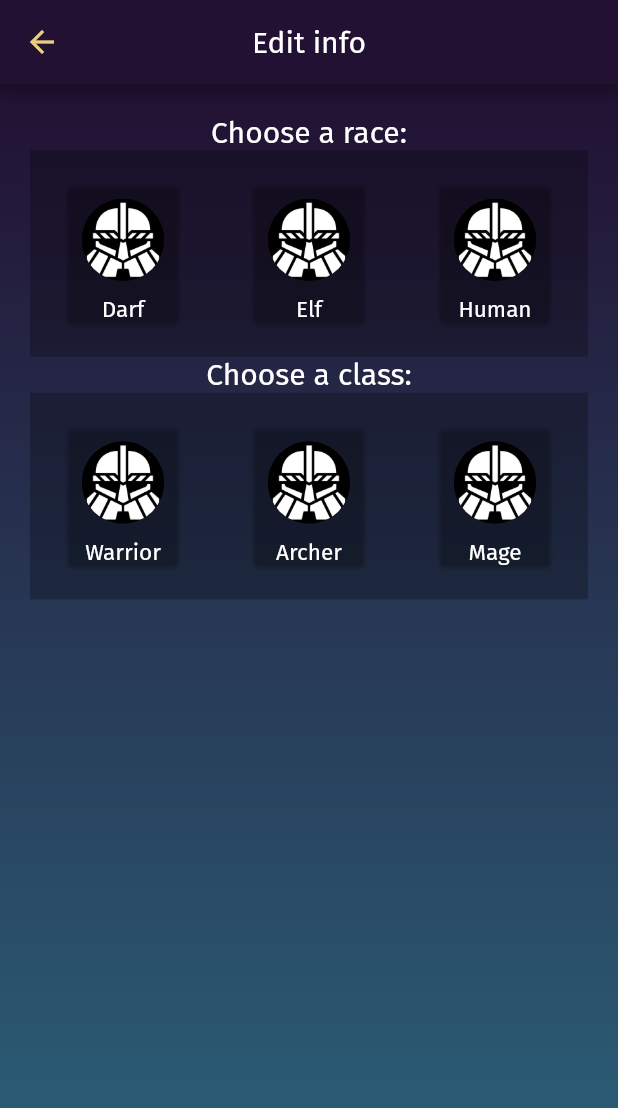
After one commit to jonataasgoomes/rpg_assist, a Flutter app: the EditPlayerView screen opened directly, on a phone screen of 412 x 824 dp. The commit adds this screen. Shown: the top 1108 px of the screen. Run offline on Flutter 3.47's test engine with Material 2 defaults, Android fonts, the light colour scheme and no system bars; our stand-ins replace cloud_firestore, firebase_auth, flare_flutter, font_awesome_flutter, google_sign_in, numberpicker and 2 more; accounts and stored records are empty.

Commit message:
Edit player - Iniciado
Alguns ajustes em outras views

```diff
--- a/lib/models/adventure_model.dart
+++ b/lib/models/adventure_model.dart
@@ -1,6 +1,8 @@
 import 'dart:math';
 import 'package:cloud_firestore/cloud_firestore.dart';
 import 'package:flutter/material.dart';
+import 'package:page_transition/page_transition.dart';
+import 'package:rpg_assist_app/screens/adventure/tabs/player/edit_player_view.dart';
 import 'package:rpg_assist_app/widgets/popup_menu.dart';
 import 'package:scoped_model/scoped_model.dart';
 
@@ -32,6 +34,9 @@ class AdventureModel extends Model {
 
   void choiceActionAdventure(String choice, adventureId, playerId, userId, masterId, BuildContext context) {
     if (choice == PopupMenuPlayer.EditPlayer) {
+
+      Navigator.push(context, PageTransition(type: PageTransitionType.downToUp, child: EditPlayerView()));
+
       print("editar player");
     } else if (choice == PopupMenuPlayer.Leave) {
       print("Sair da aventura: $adventureId, o player: $playerId");
--- /dev/null
+++ b/lib/screens/adventure/tabs/player/edit_player_view.dart
@@ -0,0 +1,172 @@
+import 'package:flutter/material.dart';
+
+class EditPlayerView extends StatefulWidget {
+  @override
+  _EditPlayerViewState createState() => _EditPlayerViewState();
+}
+
+class _EditPlayerViewState extends State<EditPlayerView> {
+  int _selectedItemRace, _selectedItemClass;
+  List<String> _race = ["Darf","Elf","Human"];
+  List<String> _class = ["Warrior","Archer","Mage"];
+
+  @override
+  Widget build(BuildContext context) {
+    return Scaffold(
+      appBar: AppBar(
+        title: Text("Edit info"),
+        centerTitle: true,
+      ),
+      body: Stack(
+        children: <Widget>[
+          Container(
+            decoration: BoxDecoration(
+              gradient: LinearGradient(
+                colors: [
+                  Color.fromARGB(255, 34, 17, 51),
+                  Color.fromARGB(255, 44, 100, 124),
+                ],
+                begin: Alignment.topCenter,
+                end: Alignment.bottomCenter,
+              ),
+            ),
+          ),
+          Container(
+            margin: EdgeInsets.all(20),
+            child: Column(
+              children: <Widget>[
+                Text("Choose a race:",
+                    style: TextStyle(fontSize: 20, color: Colors.white)),
+                Container(
+                  color: Colors.black26,
+                  child: GridView.count(
+                    childAspectRatio: 0.9,
+                    shrinkWrap: true,
+                    padding: EdgeInsets.all(0),
+                    crossAxisCount: 3,
+                    children: List.generate(
+                      3,
+                      (index) {
+                        return Center(
+                          child: Card(
+                            color: Colors.transparent,
+                            child: InkWell(
+                              splashColor: Color.fromARGB(
+                                  255, 6, 223, 176),
+                              onTap: () {
+                                setState(() {
+                                  _selectedItemRace = index;
+                                });
+                                print(_selectedItemRace);
+                              },
+                              child: Column(
+                                mainAxisSize: MainAxisSize.min,
+                                children: <Widget>[
+                                  Container(
+                                    margin: EdgeInsets.all(5),
+                                    decoration: BoxDecoration(
+                                        shape: BoxShape.circle,
+                                        color: _selectedItemRace == index
+                                            ? Color.fromARGB(
+                                            255, 6, 223, 176)
+                                            : Colors.transparent),
+                                    child: Container(
+                                      margin: EdgeInsets.all(5),
+                                      height: 55,
+                                      width: 55,
+                                      decoration: BoxDecoration(
+                                        shape: BoxShape.circle,
+                                        image: DecorationImage(
+                                          fit: BoxFit.fill,
+                                          image: AssetImage("images/dwarf-helmet.png"),
+                                        ),
+                                      ),
+                                    ),
+                                  ),
+                                  Text(_race[index],
+                                      textAlign: TextAlign.center,
+                                      style: TextStyle(fontSize: 15, color:  _selectedItemRace == index
+                                          ? Color.fromARGB(
+                                          255, 6, 223, 176)
+                                          : Colors.white,)),
+                                ],
+                              ),
+                            ),
+                          ),
+                        );
+                      },
+                    ),
+                  ),
+                ),
+                Text("Choose a class:",
+                    style: TextStyle(fontSize: 20, color: Colors.white)),
+                Container(
+                  color: Colors.black26,
+                  child: GridView.count(
+                    childAspectRatio: 0.9,
+                    shrinkWrap: true,
+                    padding: EdgeInsets.all(0),
+                    crossAxisCount: 3,
+                    children: List.generate(
+                      3,
+                          (index) {
+                        return Center(
+                          child: Container(
+                            child: Card(
+                              color: Colors.transparent,
+                              child: InkWell(
+                                splashColor: Color.fromARGB(255, 234, 205, 125),
+                                onTap: () {
+                                  setState(() {
+                                    _selectedItemClass = index;
+                                  });
+                                  print(_selectedItemClass);
+                                },
+                                child: Column(
+                                  mainAxisSize: MainAxisSize.min,
+                                  children: <Widget>[
+                                    Container(
+                                      margin: EdgeInsets.all(5),
+                                      decoration: BoxDecoration(
+                                          shape: BoxShape.circle,
+                                          color: _selectedItemClass == index
+                                              ? Color.fromARGB(255, 234, 205, 125)
+                                              : Colors.transparent),
+                                      child: Container(
+                                        margin: EdgeInsets.all(5),
+                                        height: 55,
+                                        width: 55,
+                                        decoration: BoxDecoration(
+                                          shape: BoxShape.circle,
+                                          image: DecorationImage(
+                                            fit: BoxFit.fill,
+                                            image: AssetImage("images/dwarf-helmet.png"),
+                                          ),
+                                        ),
+                                      ),
+                                    ),
+                                    Container(
+                                      child: Text(_class[index],
+                                          textAlign: TextAlign.center,
+                                          style: TextStyle(fontSize: 15, color: _selectedItemClass == index
+                                              ? Color.fromARGB(255, 234, 205, 125)
+                                              : Colors.white)),
+                                    ),
+                                  ],
+                                ),
+                              ),
+                            ),
+                          ),
+                        );
+                      },
+                    ),
+                  ),
+                ),
+              ],
+            ),
+          ),
+        ],
+      ),
+    );
+  }
+}
--- a/lib/screens/adventure/tabs/player/players_tab.dart
+++ b/lib/screens/adventure/tabs/player/players_tab.dart
@@ -223,7 +223,7 @@ class _PlayersTabState extends State<PlayersTab> {
                                             if (playerSnapshot
                                                 .data.documents.isNotEmpty) {
                                               return Container(
-                                                margin: playerSnapshot.data.documents.length >= 4? EdgeInsets.only(bottom: 100): EdgeInsets.only(bottom: 0) ,
+                                                margin: playerSnapshot.data.documents.length >= 1? EdgeInsets.only(bottom: 100): EdgeInsets.only(bottom: 0) ,
                                                 child: ListView.builder(
                                                   shrinkWrap: true,
                                                   physics:
```
